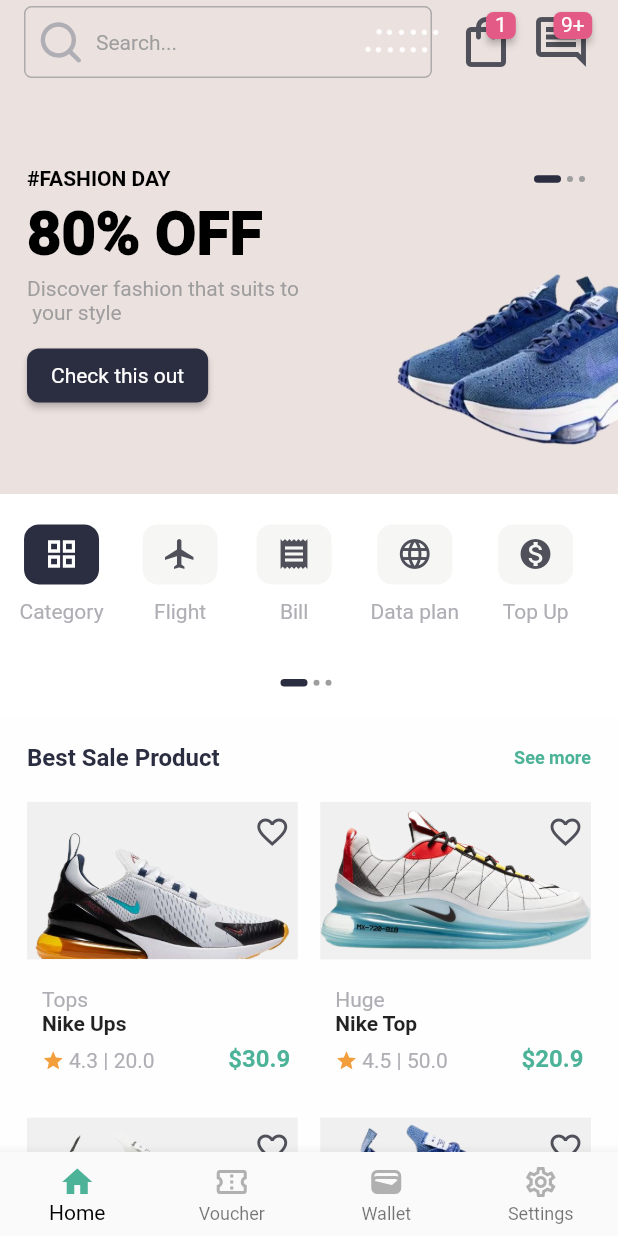
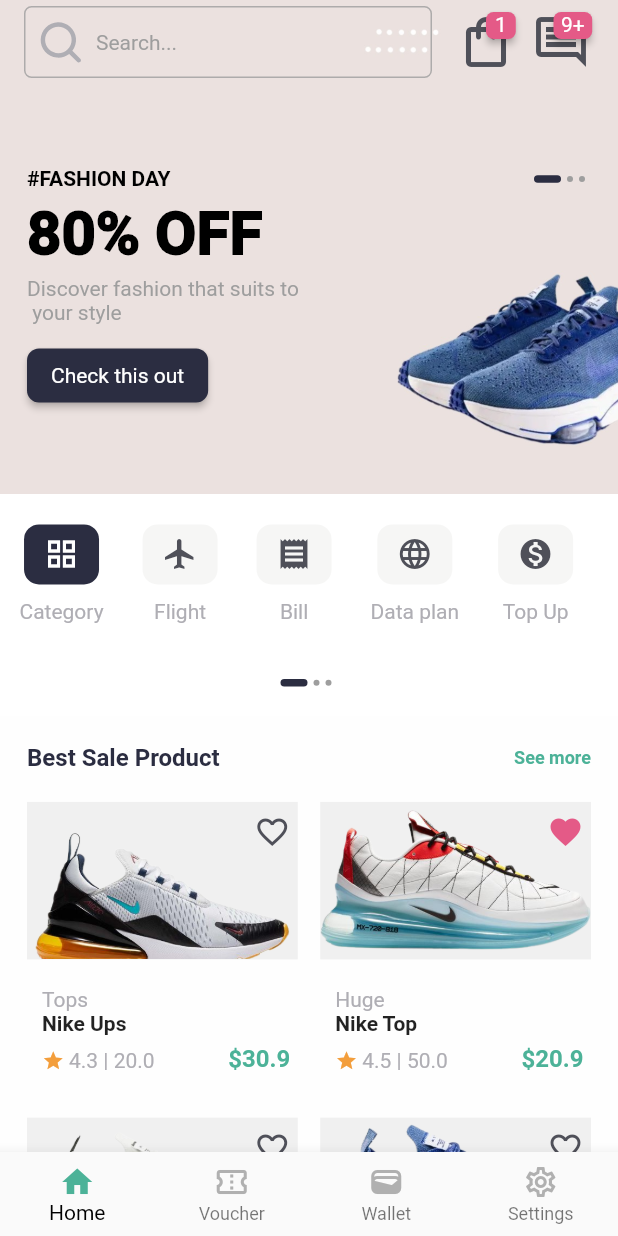
Before and after one commit to Atuoha/flutter_ecom_trans_test, a Flutter app: the MainScreen screen opened by its route, on a phone screen of 412 x 824 dp. Run offline on Flutter 3.47's test engine with Material 2 defaults, Android fonts, the phone set to English and light mode, and no system bars; drawn by our look-alikes of badges, carousel_slider, dots_indicator; our stand-ins replace flutter_svg, smooth_page_indicator.

Commit message:
handled isFavorite

```diff
--- a/lib/providers/product.dart
+++ b/lib/providers/product.dart
@@ -96,6 +96,7 @@ class Products with ChangeNotifier {
         arrival: 'Estimated arrival on 25-27 Oct 2023',
       ),
       rating: 4.5,
+      isFavorite: true,
     ),
     Product(
       id: 'p3',
--- a/lib/views/home_screen.dart
+++ b/lib/views/home_screen.dart
@@ -1,5 +1,4 @@
 import 'package:carousel_slider/carousel_slider.dart';
-import 'package:dots_indicator/dots_indicator.dart';
 import 'package:flutter/material.dart';
 import 'package:provider/provider.dart';
 import 'package:shoe_stores/resources/styles_manager.dart';
@@ -9,6 +8,7 @@ import 'package:shoe_stores/views/widgets/k_dotsIndicator.dart';
 import 'package:shoe_stores/views/widgets/message_icon.dart';
 import 'package:shoe_stores/views/widgets/search_box.dart';
 import 'package:shoe_stores/views/widgets/single_icon_section.dart';
+import 'package:shoe_stores/views/widgets/single_product_grid.dart';
 import '../../resources/values_manager.dart';
 import '../constants/color.dart';
 import '../models/carousel_item.dart';
@@ -89,6 +89,7 @@ class _CustomerHomeScreenState extends State<CustomerHomeScreen> {
     List<Product> products =
         Provider.of<Products>(context, listen: false).availableProducts;
 
+    var productsData = Provider.of<Products>(context);
     var categoryData = Provider.of<Categories>(context, listen: false);
 
     return Scaffold(
@@ -193,91 +194,10 @@ class _CustomerHomeScreenState extends State<CustomerHomeScreen> {
                         ),
                         itemBuilder: (context, index) {
                           Product item = products[index];
-                          return SizedBox(
-                            height: 200,
-                            child: Stack(
-                              children: [
-                                Container(
-                                  height: 105,
-                                  width: double.infinity,
-                                  decoration: const BoxDecoration(
-                                    color: imageBg,
-                                  ),
-                                  child: Image.asset(
-                                    item.imageUrl,
-                                    fit: BoxFit.cover,
-                                  ),
-                                ),
-                                Positioned(
-                                  top: 8,
-                                  right: 5,
-                                  child: GestureDetector(
-                                    onTap: () => null,
-                                    child: Icon(
-                                      Icons.favorite_border,
-                                      color: iconColor,
-                                    ),
-                                  ),
-                                ),
-                                Positioned(
-                                  bottom: 25,
-                                  left: 10,
-                                  child: Column(
-                                    crossAxisAlignment:
-                                        CrossAxisAlignment.start,
-                                    children: [
-                                      Text(
-                                        categoryData.findById(item.catId).title,
-                                        style: getRegularStyle(
-                                          color: greyFontColor,
-                                        ),
-                                      ),
-                                      // const SizedBox(height: 3),
-                                      Text(
-                                        item.name,
-                                        style: getMediumStyle(
-                                          color: Colors.black87,
-                                          fontSize: FontSize.s14,
-                                        ),
-                                      ),
-                                      // const SizedBox(height: 25),
-                                    ],
-                                  ),
-                                ),
-                                Positioned(
-                                  bottom: 0,
-                                  left: 10,
-                                  child: Wrap(
-                                    crossAxisAlignment:
-                                        WrapCrossAlignment.center,
-                                    children: [
-                                      const Icon(
-                                        Icons.star,
-                                        color: starBg,
-                                        size: 15,
-                                      ),
-                                      const SizedBox(width: 3),
-                                      Text(
-                                        '${item.rating} | ${item.soldNumber}',
-                                        style: getRegularStyle(
-                                          color: greyFontColor,
-                                        ),
-                                      ),
-                                    ],
-                                  ),
-                                ),
-                                Positioned(
-                                  bottom: 0,
-                                  right: 5,
-                                  child: Text(
-                                    '\$${item.price}',
-                                    style: getMediumStyle(
-                                        color: primaryColor,
-                                        fontSize: FontSize.s16),
-                                  ),
-                                ),
-                              ],
-                            ),
+                          return SingleProductGrid(
+                            item: item,
+                            productsData: productsData,
+                            categoryData: categoryData,
                           );
                         },
                       ),
--- /dev/null
+++ b/lib/views/widgets/single_product_grid.dart
@@ -0,0 +1,111 @@
+import 'package:flutter/material.dart';
+
+import '../../constants/color.dart';
+import '../../models/product.dart';
+import '../../providers/category.dart';
+import '../../providers/product.dart';
+import '../../resources/font_manager.dart';
+import '../../resources/styles_manager.dart';
+
+
+class SingleProductGrid extends StatelessWidget {
+  const SingleProductGrid({
+    Key? key,
+    required this.item,
+    required this.productsData,
+    required this.categoryData,
+  }) : super(key: key);
+
+  final Product item;
+  final Products productsData;
+  final Categories categoryData;
+
+  @override
+  Widget build(BuildContext context) {
+    return SizedBox(
+      height: 200,
+      child: Stack(
+        children: [
+          Container(
+            height: 105,
+            width: double.infinity,
+            decoration: const BoxDecoration(
+              color: imageBg,
+            ),
+            child: Image.asset(
+              item.imageUrl,
+              fit: BoxFit.cover,
+            ),
+          ),
+          Positioned(
+            top: 8,
+            right: 5,
+            child: GestureDetector(
+              onTap: () => productsData.toggleIsFavorite(item.id),
+              child: Icon(
+                item.isFavorite ? Icons.favorite : Icons.favorite_border,
+                color: item.isFavorite ? notifBg : iconColor,
+              ),
+            ),
+          ),
+          Positioned(
+            bottom: 25,
+            left: 10,
+            child: Column(
+              crossAxisAlignment: CrossAxisAlignment.start,
+              children: [
+                Text(
+                  categoryData
+                      .findById(item.catId)
+                      .title,
+                  style: getRegularStyle(
+                    color: greyFontColor,
+                  ),
+                ),
+                // const SizedBox(height: 3),
+                Text(
+                  item.name,
+                  style: getMediumStyle(
+                    color: Colors.black87,
+                    fontSize: FontSize.s14,
+                  ),
+                ),
+                // const SizedBox(height: 25),
+              ],
+            ),
+          ),
+          Positioned(
+            bottom: 0,
+            left: 10,
+            child: Wrap(
+              crossAxisAlignment: WrapCrossAlignment.center,
+              children: [
+                const Icon(
+                  Icons.star,
+                  color: starBg,
+                  size: 15,
+                ),
+                const SizedBox(width: 3),
+                Text(
+                  '${item.rating} | ${item.soldNumber}',
+                  style: getRegularStyle(
+                    color: greyFontColor,
+                  ),
+                ),
+              ],
+            ),
+          ),
+          Positioned(
+            bottom: 0,
+            right: 5,
+            child: Text(
+              '\$${item.price}',
+              style:
+              getMediumStyle(color: primaryColor, fontSize: FontSize.s16),
+            ),
+          ),
+        ],
+      ),
+    );
+  }
+}
```
Also changed, not shown: 18 other files.
